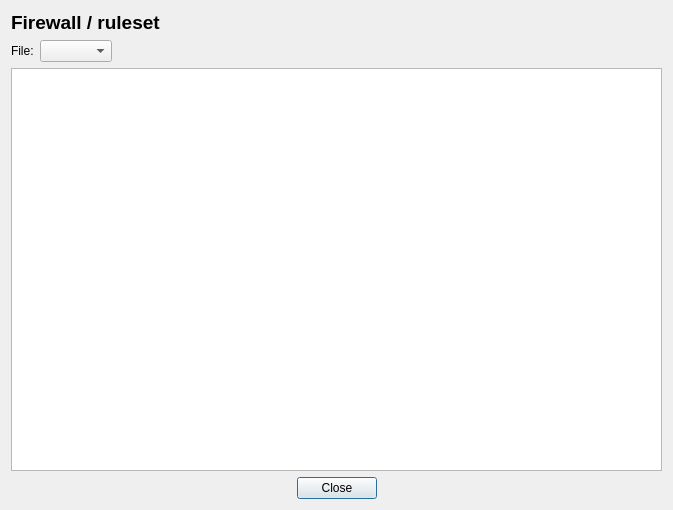
fwbuilder/fwbuilder, file src/gui/FirewallCodeViewer.ui: the form before one commit.
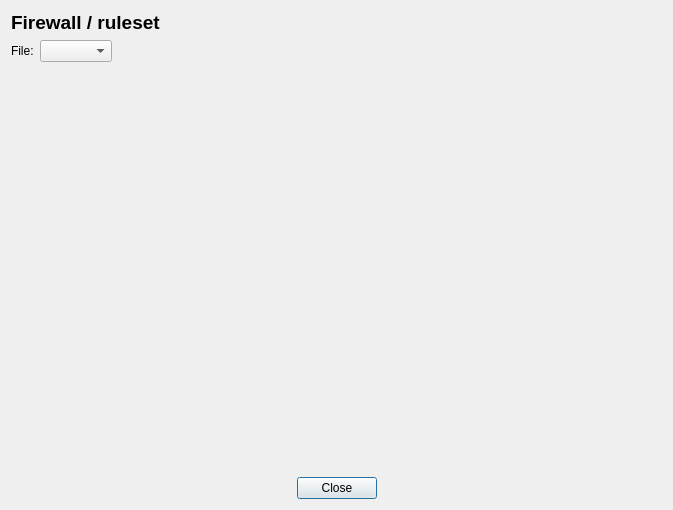
The form after the commit.

What changed in the file:
```diff
--- a/src/gui/FirewallCodeViewer.ui
+++ b/src/gui/FirewallCodeViewer.ui
@@ -72,27 +72,7 @@
     </layout>
    </item>
    <item>
-    <widget class="QTextBrowser" name="text">
-     <property name="documentTitle">
-      <string notr="true"/>
-     </property>
-     <property name="lineWrapMode">
-      <enum>QTextEdit::NoWrap</enum>
-     </property>
-     <property name="html">
-      <string notr="true">&lt;!DOCTYPE HTML PUBLIC &quot;-//W3C//DTD HTML 4.0//EN&quot; &quot;http://www.w3.org/TR/REC-html40/strict.dtd&quot;&gt;
-&lt;html&gt;&lt;head&gt;&lt;meta name=&quot;qrichtext&quot; content=&quot;1&quot; /&gt;&lt;style type=&quot;text/css&quot;&gt;
-p, li { white-space: pre-wrap; }
-&lt;/style&gt;&lt;/head&gt;&lt;body style=&quot; font-family:'Lucida Grande'; font-size:13pt; font-weight:400; font-style:normal;&quot;&gt;
-&lt;p style=&quot;-qt-paragraph-type:empty; margin-top:0px; margin-bottom:0px; margin-left:0px; margin-right:0px; -qt-block-indent:0; text-indent:0px;&quot;&gt;&lt;/p&gt;&lt;/body&gt;&lt;/html&gt;</string>
-     </property>
-     <property name="textInteractionFlags">
-      <set>Qt::TextSelectableByMouse</set>
-     </property>
-     <property name="openLinks">
-      <bool>false</bool>
-     </property>
-    </widget>
+    <widget class="QStackedWidget" name="pages"/>
    </item>
    <item>
     <layout class="QHBoxLayout" name="horizontalLayout">
```
